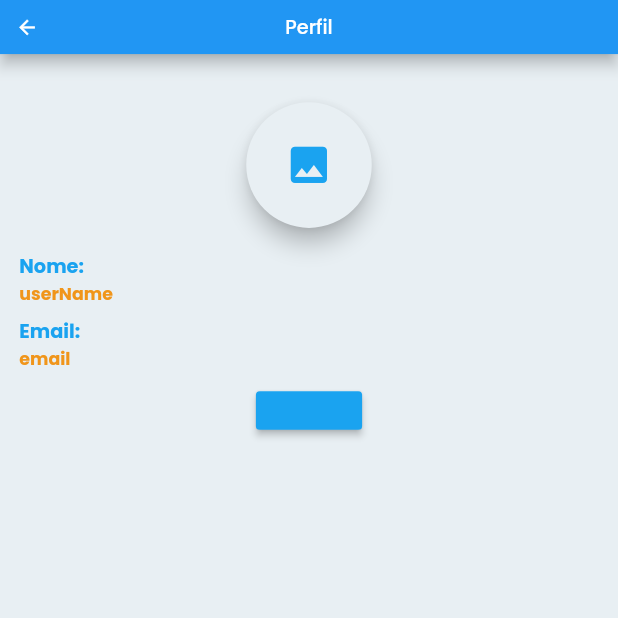
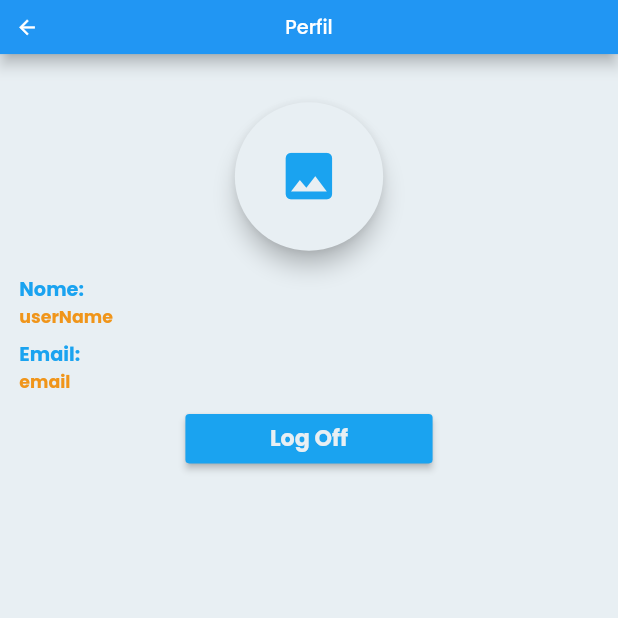
Before and after one commit to lmtsufape/nutricao-animal-app, a Flutter app: the UserScreen screen opened by its route, on a phone screen of 412 x 824 dp, the top half of it. Run offline on Flutter 3.47's test engine with Material 2 defaults, Android fonts, the phone set to English and light mode, and no system bars; our stand-ins replace device_preview, dio, dropdown_search, google_fonts, responsive_framework, shared_preferences and 1 more; accounts and stored records are empty.

Commit message:
Início de responsividade na UserScreen

```diff
--- a/lib/screens/user screen/user_screen.dart
+++ b/lib/screens/user screen/user_screen.dart
@@ -17,6 +17,8 @@ class UserScreen extends StatefulWidget {
 class _UserScreenState extends State<UserScreen> {
   @override
   Widget build(BuildContext context) {
+    final heightScreen = MediaQuery.of(context).size.height;
+    final widthScreen = MediaQuery.of(context).size.width;
     // final AppTheme formCustom = AppTheme();
     final UserScreenController controller = UserScreenController();
 
@@ -32,15 +34,16 @@ class _UserScreenState extends State<UserScreen> {
             padding: const EdgeInsets.only(top: 50, bottom: 25),
             child: Center(
               child: SizedBox(
-                width: 130,
-                height: 130,
+                width: widthScreen * 0.4,
+                height: heightScreen * 0.12,
                 child: FloatingActionButton(
+                  heroTag: 'Photo',
                   backgroundColor: kBackgroundColor,
                   onPressed: () {},
-                  child: const Icon(
+                  child: Icon(
                     Icons.photo,
                     color: kSecondaryColor,
-                    size: 50,
+                    size: widthScreen * 0.10,
                   ),
                 ),
               ),
@@ -79,17 +82,17 @@ class _UserScreenState extends State<UserScreen> {
             padding: const EdgeInsets.only(top: 10),
             child: Center(
               child: SizedBox(
-                width: 110,
-                height: 40,
+                width: widthScreen * 0.4,
+                height: heightScreen * 0.04,
                 child: ElevatedButton(
                   style: styleSal,
                   onPressed: () => controller.logoff(context),
-                  child: const Text(
+                  child: Text(
                     'Log Off',
                     style: TextStyle(
                         color: kBackgroundColor,
                         fontWeight: FontWeight.w700,
-                        fontSize: kMediumLargeSize),
+                        fontSize: heightScreen * kMediumLargeSize),
                   ),
                 ),
               ),
```
